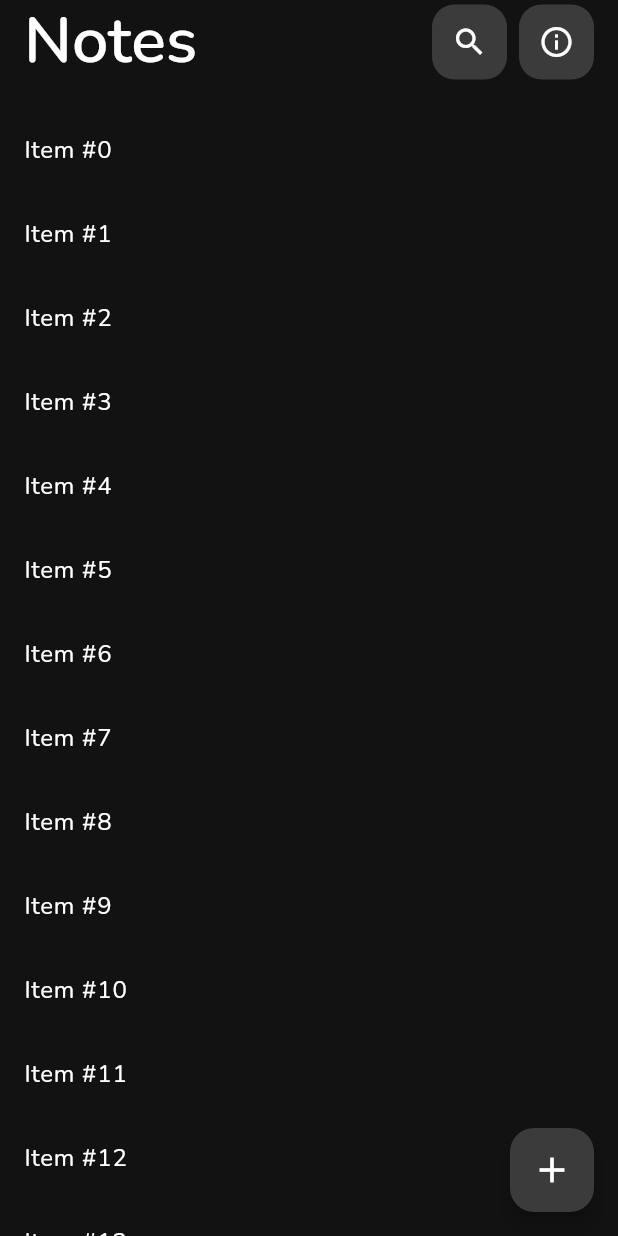
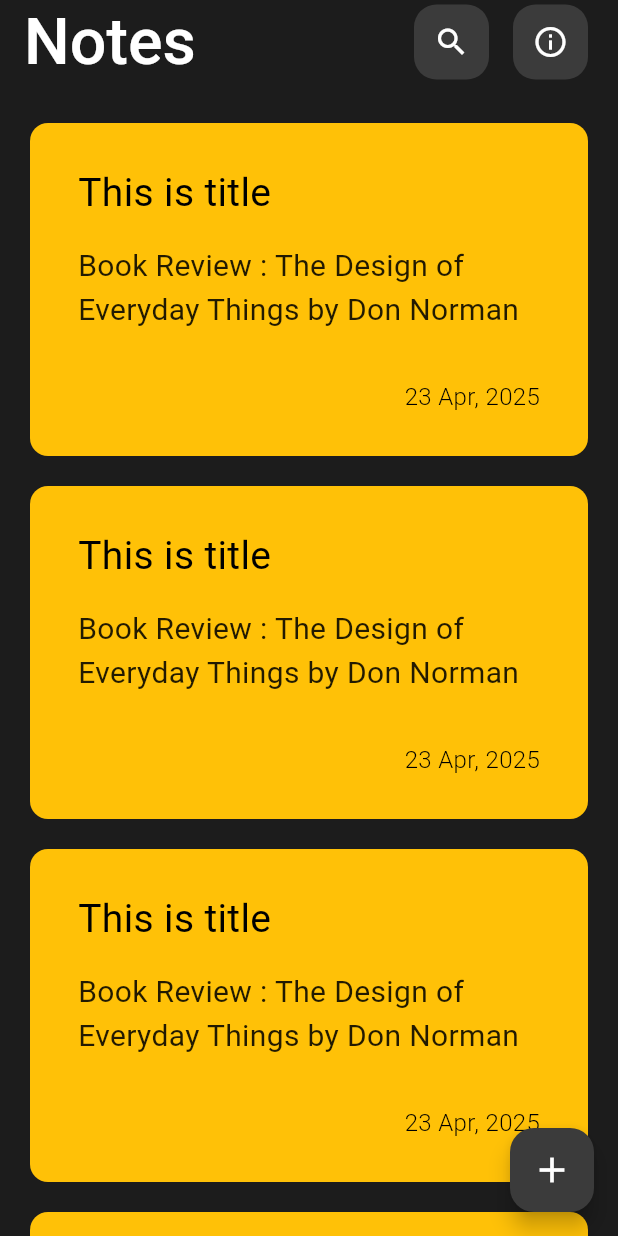
Before and after one commit to ahmedhamodaa/notes_app, a Flutter app: the screen it shows after launch, after a tap on the "search" icon, on a phone screen of 412 x 824 dp. Run offline on Flutter 3.47's test engine with Material 3 defaults, Android fonts, the phone set to English and light mode, and no system bars; drawn by our look-alikes of flutter_slidable.

Commit message:
notes item

```diff
--- a/lib/constants.dart
+++ b/lib/constants.dart
@@ -1,5 +1,5 @@
 import 'package:flutter/material.dart';
 
-Color kColorPrimary = Color(0xff121212);
+Color kColorPrimary = Color(0xff1C1C1C);
 Color kColorSecondary = Color(0xff3B3B3B);
 Color kColorOnPrimary = Colors.white;
--- a/lib/views/notes_view.dart
+++ b/lib/views/notes_view.dart
@@ -1,5 +1,8 @@
 import 'package:flutter/material.dart';
+import 'package:flutter_slidable/flutter_slidable.dart';
 import 'package:notes_app/widgets/custom_app_bar.dart';
+
+void doNothing(BuildContext context) {}
 
 class NotesView extends StatelessWidget {
   const NotesView({super.key});
@@ -9,19 +12,107 @@ class NotesView extends StatelessWidget {
     return Scaffold(
       body: CustomScrollView(
         slivers: [
+          // AppBar
           CustomAppBar(),
 
           // Body content
           SliverList(
             delegate: SliverChildBuilderDelegate(
-              (context, index) => ListTile(title: Text('Item #$index')),
-              childCount: 50,
+              addAutomaticKeepAlives: true,
+              childCount: 10,
+
+              (context, index) => Padding(
+                padding: EdgeInsets.symmetric(vertical: 10),
+                child: Slidable(
+                  key: const ValueKey(0),
+
+                  startActionPane: ActionPane(
+                    motion: const DrawerMotion(),
+                    dismissible: DismissiblePane(onDismissed: () {}),
+
+                    children: const [
+                      SlidableAction(
+                        onPressed: doNothing,
+                        backgroundColor: Color(0xFFFE4A49),
+                        foregroundColor: Colors.white,
+                        icon: Icons.delete_rounded,
+                        borderRadius: BorderRadius.horizontal(
+                          right: Radius.circular(12),
+                        ),
+                      ),
+                    ],
+                  ),
+
+                  endActionPane: const ActionPane(
+                    motion: DrawerMotion(),
+                    children: [
+                      SlidableAction(
+                        onPressed: doNothing,
+                        backgroundColor: Color(0xFF21B7CA),
+                        foregroundColor: Colors.white,
+                        icon: Icons.share,
+                        borderRadius: BorderRadius.horizontal(
+                          left: Radius.circular(12),
+                        ),
+                        // label: 'Share',
+                      ),
+                    ],
+                  ),
+
+                  child: Container(
+                    padding: EdgeInsets.symmetric(horizontal: 32, vertical: 28),
+                    margin: EdgeInsets.symmetric(horizontal: 20),
+
+                    decoration: BoxDecoration(
+                      borderRadius: BorderRadius.circular(12),
+                      color: Colors.amber,
+                    ),
+                    child: Column(
+                      spacing: 16,
+                      crossAxisAlignment: CrossAxisAlignment.start,
+                      children: [
+                        Text(
+                          'This is title',
+                          style: TextStyle(
+                            color: Colors.black,
+                            fontSize: 26,
+                            fontWeight: FontWeight.w400,
+                          ),
+                        ),
+                        Text(
+                          'Book Review : The Design of Everyday Things by Don Norman',
+                          style: TextStyle(
+                            color: Colors.black87,
+
+                            fontSize: 20,
+                            fontWeight: FontWeight.w400,
+                          ),
+                        ),
+                        SizedBox(),
+                        Row(
+                          mainAxisAlignment: MainAxisAlignment.end,
+                          children: [
+                            Text(
+                              '23 Apr, 2025',
+                              style: TextStyle(
+                                color: Colors.black,
+
+                                fontSize: 16,
+                                fontWeight: FontWeight.w300,
+                              ),
+                            ),
+                          ],
+                        ),
+                      ],
+                    ),
+                  ),
+                ),
+              ),
             ),
           ),
         ],
       ),
 
-      // 🔽 FAB Added Here
       floatingActionButton: FloatingActionButton(
         onPressed: () {
           // Add your action here
--- a/lib/widgets/custom_app_bar.dart
+++ b/lib/widgets/custom_app_bar.dart
@@ -11,28 +11,16 @@ class CustomAppBar extends StatelessWidget {
       bottom: PreferredSize(preferredSize: Size(0, 16), child: SizedBox()),
       title: Text(
         'Notes',
-        style: TextStyle(
-          fontWeight: FontWeight.w600,
-          fontSize: 43,
-          color: Colors.white,
-        ),
+        style: TextStyle(fontWeight: FontWeight.w500, fontSize: 43),
       ),
       centerTitle: false,
       floating: true,
       snap: true,
-      actionsPadding: EdgeInsets.symmetric(horizontal: 16),
+      actionsPadding: EdgeInsets.only(right: 20),
       actions: [
-        IconButton(
-          onPressed: () {},
-          icon: Icon(Icons.search, size: 24),
-          color: Colors.white,
-        ),
-        SizedBox(width: 8),
-        IconButton(
-          onPressed: () {},
-          icon: Icon(Icons.info_outline, size: 24),
-          color: Colors.white,
-        ),
+        IconButton(onPressed: () {}, icon: Icon(Icons.search, size: 24)),
+        SizedBox(width: 16),
+        IconButton(onPressed: () {}, icon: Icon(Icons.info_outline, size: 24)),
       ],
     );
   }
```
Also changed, not shown: pubspec.yaml (+15 -6 lines), assets/fonts/Nunito-Medium.ttf (added), assets/fonts/Nunito-Regular.ttf (added), pubspec.lock.
